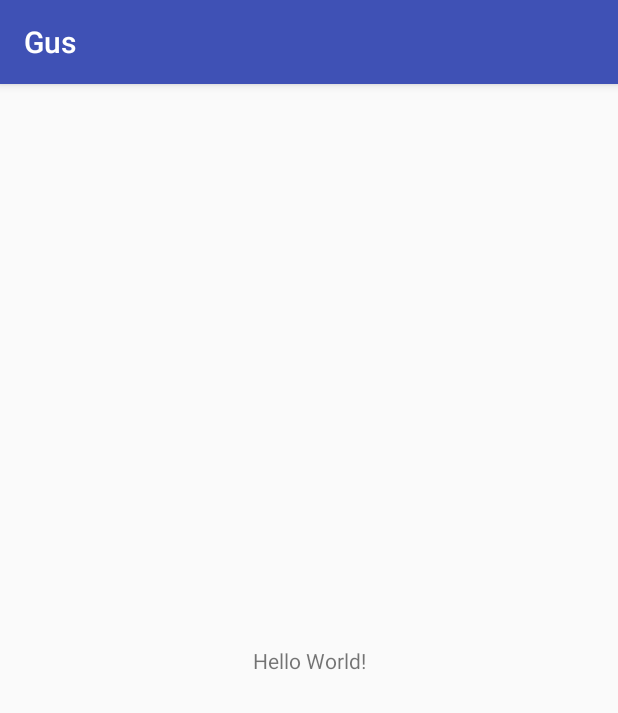
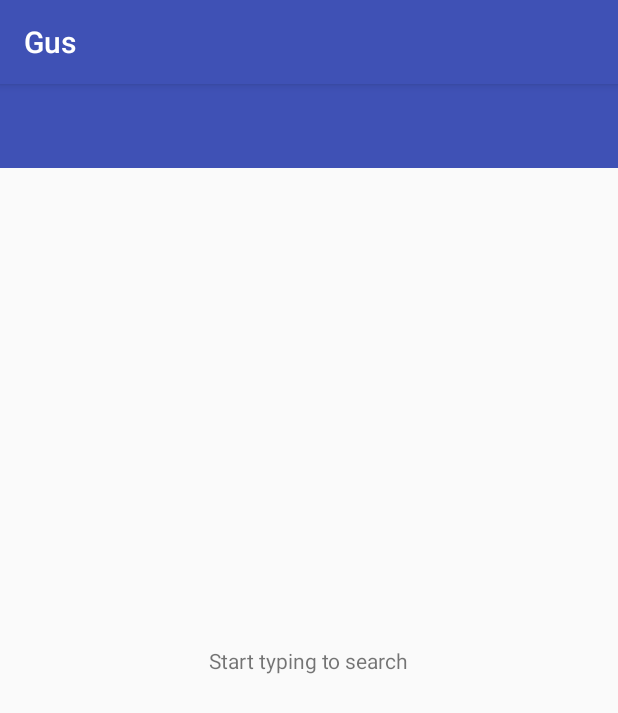
Before and after one commit to TheDancerCodes/Gusa, an Android app: the screen it shows after launch (UserSearchActivity), on a phone screen of 412 x 824 dp. Shown: the top 713 px of the screen. Run offline under Robolectric (Android 15) with nearby library versions, the phone set to English and light mode, and no system bars; libraries missing offline, so code that uses them is left out: rx.android.schedulers, rx.schedulers; 2 statements that could not run were skipped.

Commit message:
[FEATURE] [FEATURE] Creating the UI PT2:
[+] Activity User Search Layuot file
    [=] Contains RecyclerView, a ProgressBar, an error TextView and a Toolbar.

```diff
--- a/app/src/main/res/layout/activity_user_search.xml
+++ b/app/src/main/res/layout/activity_user_search.xml
@@ -3,17 +3,66 @@
     xmlns:android="http://schemas.android.com/apk/res/android"
     xmlns:app="http://schemas.android.com/apk/res-auto"
     xmlns:tools="http://schemas.android.com/tools"
+    android:id="@+id/activity_user_search"
     android:layout_width="match_parent"
     android:layout_height="match_parent"
-    tools:context="com.thedancercodes.gus.UserSearchActivity">
+    tools:context="com.thedancercodes.gus.presentation.search.UserSearchActivity">
+
+    <android.support.v7.widget.Toolbar
+        android:id="@+id/toolbar"
+        android:layout_width="0dp"
+        android:layout_height="wrap_content"
+        android:background="?attr/colorPrimary"
+        android:minHeight="?attr/actionBarSize"
+        android:theme="?attr/actionBarTheme"
+        app:layout_constraintHorizontal_bias="0.0"
+        app:layout_constraintLeft_toLeftOf="@+id/activity_user_search"
+        app:layout_constraintRight_toRightOf="@+id/activity_user_search"
+        app:layout_constraintTop_toTopOf="@+id/activity_user_search">
+
+    </android.support.v7.widget.Toolbar>
+
+    <android.support.v7.widget.RecyclerView
+        android:id="@+id/recycler_view_users"
+        android:layout_width="0dp"
+        android:layout_height="0dp"
+        android:layout_marginBottom="16dp"
+        android:clipToPadding="false"
+        android:scrollbars="vertical"
+        app:layoutManager="android.support.v7.widget.LinearLayoutManager"
+        app:layout_constraintBottom_toBottomOf="@+id/activity_user_search"
+        app:layout_constraintLeft_toLeftOf="@+id/activity_user_search"
+        app:layout_constraintRight_toRightOf="@+id/activity_user_search"
+        app:layout_constraintTop_toBottomOf="@+id/toolbar"
+        tools:listitem="@layout/list_item_user">
+
+    </android.support.v7.widget.RecyclerView>
 
     <TextView
+        android:id="@+id/text_view_error_msg"
         android:layout_width="wrap_content"
         android:layout_height="wrap_content"
-        android:text="Hello World!"
-        app:layout_constraintBottom_toBottomOf="parent"
-        app:layout_constraintLeft_toLeftOf="parent"
-        app:layout_constraintRight_toRightOf="parent"
-        app:layout_constraintTop_toTopOf="parent"/>
+        android:layout_marginTop="16dp"
+        android:text="@string/search_for_some_users"
+        android:visibility="visible"
+        app:layout_constraintBottom_toBottomOf="@+id/recycler_view_users"
+        app:layout_constraintLeft_toLeftOf="@+id/toolbar"
+        app:layout_constraintRight_toRightOf="@+id/recycler_view_users"
+        app:layout_constraintTop_toTopOf="@+id/toolbar"
+        tools:text="No Data has loaded"/>
+
+    <ProgressBar
+        android:id="@+id/progress_bar"
+        style="@style/Widget.AppCompat.ProgressBar"
+        android:layout_width="60dp"
+        android:layout_height="60dp"
+        android:layout_marginBottom="16dp"
+        android:layout_marginTop="16dp"
+        android:visibility="gone"
+        app:layout_constraintBottom_toBottomOf="@+id/activity_user_search"
+        app:layout_constraintLeft_toLeftOf="@+id/recycler_view_users"
+        app:layout_constraintLeft_toRightOf="@+id/recycler_view_users"
+        app:layout_constraintTop_toBottomOf="@+id/toolbar"
+        tools:visibility="visible"/>
 
 </android.support.constraint.ConstraintLayout>
--- a/app/src/main/res/values/strings.xml
+++ b/app/src/main/res/values/strings.xml
@@ -1,3 +1,6 @@
 <resources>
     <string name="app_name">Gus</string>
+    <string name="search_users">Search for users on Github...</string>
+    <string name="search_icon_title">Search</string>
+    <string name="search_for_some_users">Start typing to search</string>
 </resources>
```
